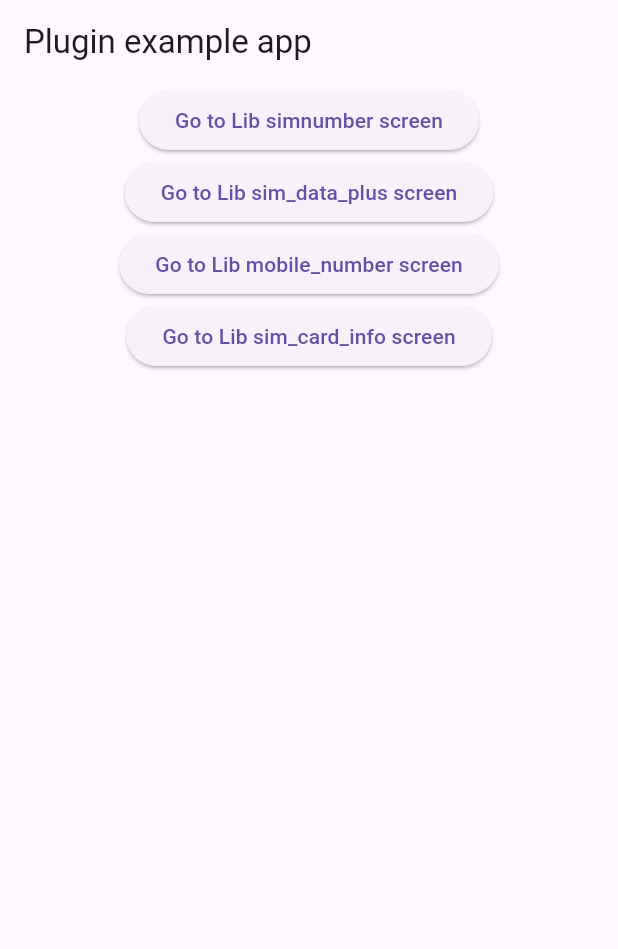
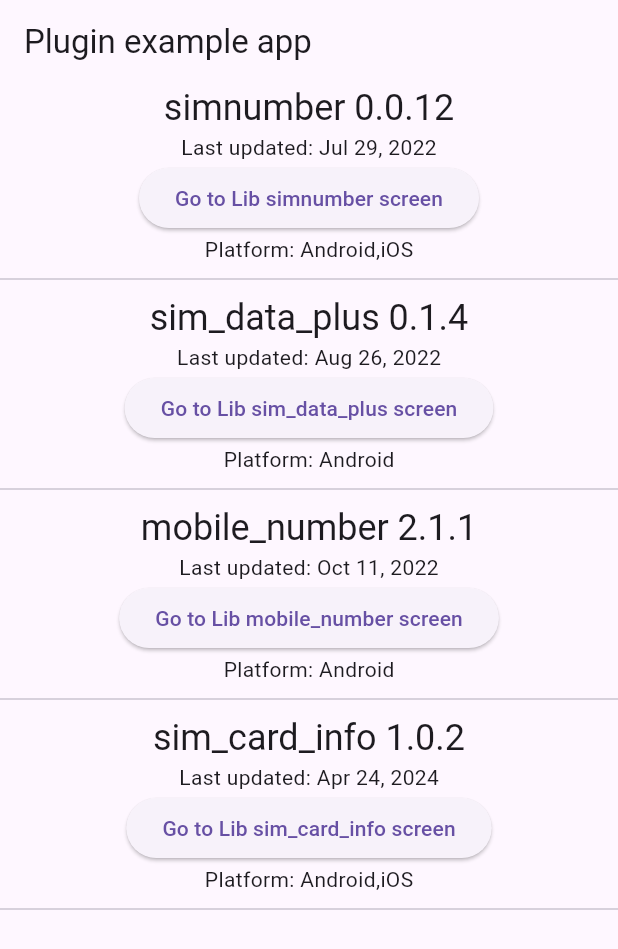
Before and after one commit to PasitDM/simcard_flutter, a Flutter app: the screen it shows after launch, on a phone screen of 412 x 824 dp. Shown: the top 949 px of the screen. Run offline on Flutter 3.47's test engine with Material 3 defaults, Android fonts, the light colour scheme and no system bars; our stand-ins replace permission_handler; missing offline and left inert: mobile_number, sim_card_info, sim_data_plus, simnumber.

Commit message:
main home refactor ui

```diff
--- a/lib/main.dart
+++ b/lib/main.dart
@@ -1,4 +1,5 @@
 import 'package:flutter/material.dart';
+import 'package:sim_card_flutter/mobile_number_screen.dart';
 import 'package:sim_card_flutter/sim_card_info_screen.dart';
 import 'package:sim_card_flutter/sim_number_screen.dart';
 
@@ -39,57 +40,96 @@ class _HomeScreenState extends State<HomeScreen> {
         appBar: AppBar(
           title: const Text('Plugin example app'),
         ),
-        body: Center(
-          child: Column(
+        body: Column(
+          crossAxisAlignment: CrossAxisAlignment.start,
           children: <Widget>[
-              ElevatedButton(
-                onPressed: () {
+            buildContent(
+              context,
+              topic: 'simnumber 0.0.12',
+              dateTxt: 'Jul 29, 2022',
+              btnTxt: 'simnumber',
+              canIos: true,
+              onTap: () {
                 Navigator.push(
                   context,
                   MaterialPageRoute(
-                      builder: (context) => SimNumberScreen(),
+                    builder: (context) => const SimNumberScreen(),
                   ),
                 );
               },
-                child: const Text('Go to Lib simnumber screen'),
             ),
-              ElevatedButton(
-                onPressed: () {
+            buildContent(
+              context,
+              topic: 'sim_data_plus 0.1.4',
+              dateTxt: 'Aug 26, 2022',
+              btnTxt: 'sim_data_plus',
+              onTap: () {
                 Navigator.push(
                   context,
                   MaterialPageRoute(
-                      builder: (context) => SimDataPlusScreen(),
+                    builder: (context) => const SimDataPlusScreen(),
                   ),
                 );
               },
-                child: const Text('Go to Lib sim_data_plus screen'),
             ),
-              ElevatedButton(
-                onPressed: () {
+            buildContent(
+              context,
+              topic: 'mobile_number 2.1.1',
+              dateTxt: 'Oct 11, 2022',
+              btnTxt: 'mobile_number',
+              onTap: () {
                 Navigator.push(
                   context,
                   MaterialPageRoute(
-                      builder: (context) => SimDataPlusScreen(),
+                    builder: (context) => const MobileNumberScreen(),
                   ),
                 );
               },
-                child: const Text('Go to Lib mobile_number screen'),
             ),
-              ElevatedButton(
-                onPressed: () {
+            buildContent(
+              context,
+              topic: 'sim_card_info 1.0.2',
+              dateTxt: 'Apr 24, 2024',
+              btnTxt: 'sim_card_info',
+              canIos: true,
+              onTap: () {
                 Navigator.push(
                   context,
                   MaterialPageRoute(
-                      builder: (context) => SimCardInfoScreen(),
+                    builder: (context) => const SimCardInfoScreen(),
                   ),
                 );
               },
-                child: const Text('Go to Lib sim_card_info screen'),
             ),
           ],
         ),
       ),
+    );
+  }
+
+  Column buildContent(
+    BuildContext context, {
+    required String topic,
+    required String dateTxt,
+    required String btnTxt,
+    required Function() onTap,
+    bool canAndroid = true,
+    bool canIos = false,
+  }) {
+    return Column(
+      children: [
+        Text(
+          topic,
+          style: Theme.of(context).textTheme.headlineSmall,
         ),
+        Text('Last updated: $dateTxt'),
+        ElevatedButton(
+          onPressed: onTap,
+          child: Text('Go to Lib $btnTxt screen'),
+        ),
+        Text('Platform: ${canAndroid ? 'Android' : ''}${canIos ? ',iOS' : ''}'),
+        const Divider(height: 20),
+      ],
     );
   }
 }
```
Lines whose indentation alone changed are shown as unchanged.
